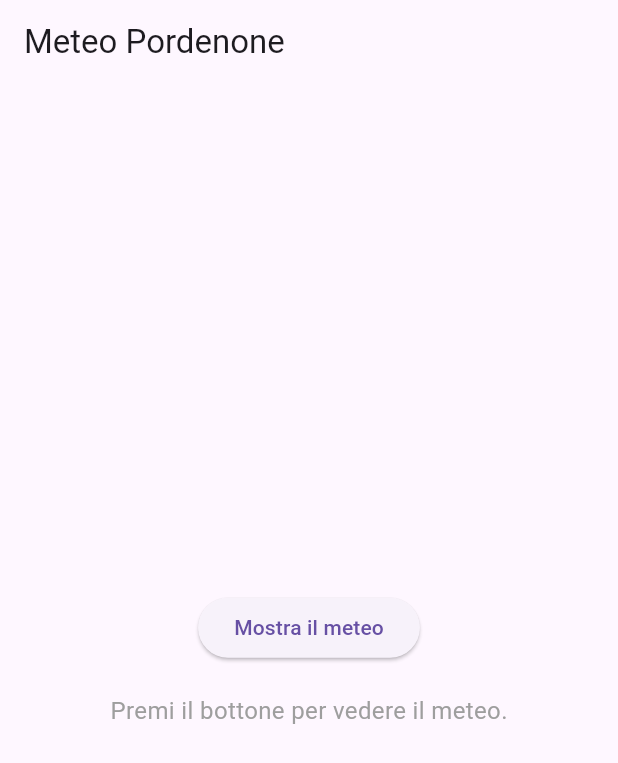
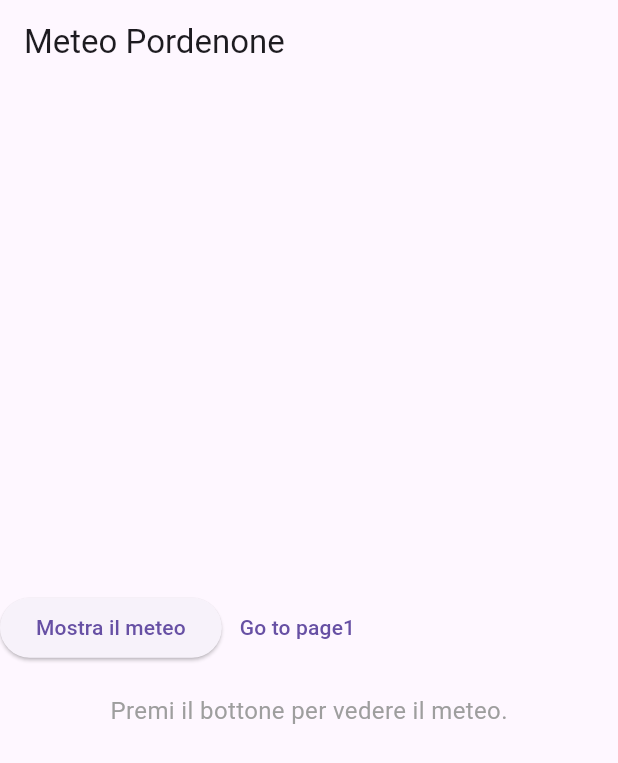
Before and after one commit to IngSW24/todos-flutter-poc, a Flutter app: the screen it shows after launch, after a tap on "Mostra il meteo", on a phone screen of 412 x 824 dp. Shown: the top 763 px of the screen. Run offline on Flutter 3.47's test engine with Material 3 defaults, Android fonts, the phone set to English and light mode, and no system bars; our stand-ins replace go_router; network calls fail.

```diff
--- a/lib/main.dart
+++ b/lib/main.dart
@@ -1,6 +1,7 @@
 import 'package:flutter/material.dart';
 import 'package:go_router/go_router.dart';
 import 'package:todos_flutter_poc/ui/screens/home_page.dart';
+import 'package:todos_flutter_poc/ui/screens/page1.dart';
 
 void main() {
   runApp(const MyApp());
@@ -22,7 +23,11 @@ final myRouter = GoRouter(
     routes: [
       GoRoute(
           path: '/',
-          builder: (ctx, state) => const HomePage(title: 'Hello')
+          builder: (ctx, state) => const HomePage(title: 'Hello'),
+          routes: [
+            GoRoute(path: 'page1',
+            builder: (ctx, state) => const Page1())
+          ]
       )
     ]
 );
--- a/lib/services/openweather_get_pn.dart
+++ b/lib/services/openweather_get_pn.dart
@@ -3,16 +3,16 @@ import 'package:http/http.dart' as http;
 
 class OpenWeather {
   //API Key: NON superare le  1000/gg chiamate
-  final String apiKey = '8bc79b7037ec041a3a93def986e05d14';
-  final String citta = 'Pordenone';
-  final String baseUrl = 'https://api.openweathermap.org/data/2.5/weather';
+  static const String apiKey = '8bc79b7037ec041a3a93def986e05d14';
+  static const String citta = 'Pordenonee';
+  static const String baseUrl = 'hhttps://api.openweathermap.org/data/2.5/weather';
 
   /*
   * Ritorna una mappa dart che rappresenta i dati JSON del meteo
   *
   *(vedi in fondo file per esempio struttura json
   * */
-  Future<Map<String, dynamic>> recuperaMeteo() async {
+  static Future<Map<String, dynamic>> recuperaMeteo() async {
     final String url = '$baseUrl?q=$citta&appid=$apiKey&units=metric&lang=it';
 
     try {
--- a/lib/ui/screens/home_page.dart
+++ b/lib/ui/screens/home_page.dart
@@ -1,13 +1,14 @@
+import 'dart:io';
+
 import 'package:flutter/material.dart';
+import 'package:todos_flutter_poc/adapters/openweather_to_weatherdata.dart';
 import 'package:todos_flutter_poc/services/openweather_get_pn.dart';
 import '/ui/components/clickable_text.dart';
 import '/ui/components/my_app_bar.dart';
 import 'package:go_router/go_router.dart';
 
 class HomePage extends StatefulWidget {
-  const HomePage({
-    super.key, required this.title
-  });
+  const HomePage({super.key, required this.title});
 
   final String title;
 
@@ -16,12 +17,14 @@ class HomePage extends StatefulWidget {
 }
 
 class _HomePage extends State<HomePage> {
-
   String? _meteoReport;
 
-  Future<void> recuperaMeteo() async{
+  Future<void> _recuperaMeteo() async {
+    var meteo = AdattatoreMeteo.generaRiepilogoMeteo(await OpenWeather.recuperaMeteo());
+
     setState(() {
       //Chiamre OpenWeather e l'adapter per recuperare il report
+      _meteoReport = meteo;
     });
   }
 
@@ -35,9 +38,14 @@ class _HomePage extends State<HomePage> {
         child: Column(
           mainAxisAlignment: MainAxisAlignment.center,
           children: [
+            Row(
+              children: [
                 ElevatedButton(
-      onPressed: recuperaMeteo,
+                  onPressed: _recuperaMeteo,
                   child: const Text('Mostra il meteo'),
+                ),
+                TextButton(onPressed: () => context.go("/page1"), child: const Text("Go to page1"))
+              ],
             ),
             const SizedBox(height: 20),
             if (_meteoReport == null)
```
Also changed, not shown: lib/ui/screens/page1.dart (added, +39 -0 lines). Lines whose indentation alone changed are shown as unchanged.
